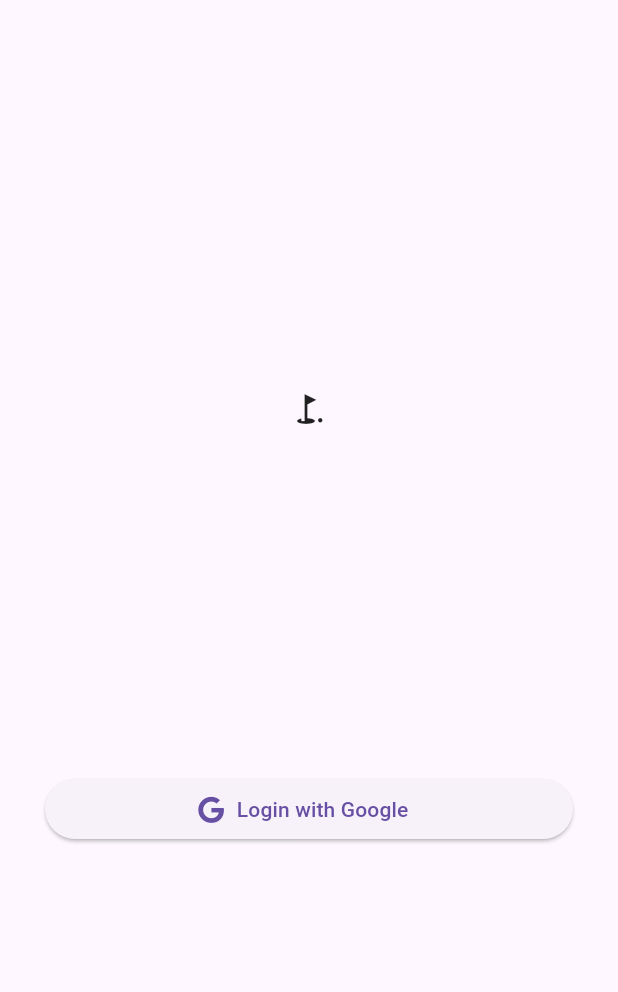
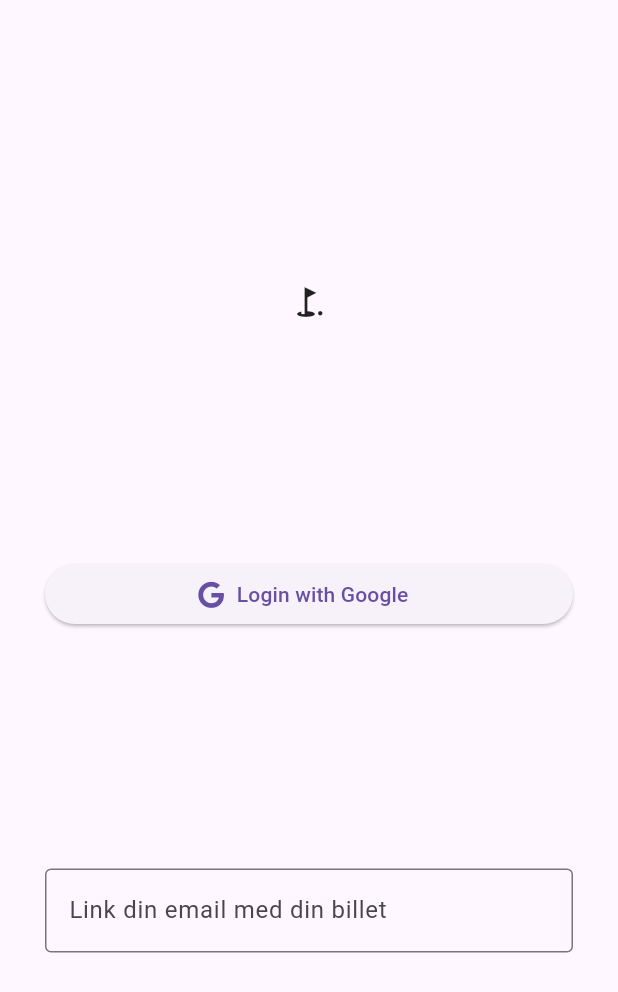
Before and after one commit to gust1527/festival-volunteer-manager, a Flutter app: the screen it shows after launch, on a phone screen of 412 x 824 dp. Shown: the top 992 px of the screen. Run offline on Flutter 3.47's test engine with Material 3 defaults, Android fonts, the phone set to English and light mode, and no system bars; our stand-ins replace cloud_firestore, firebase_auth, firebase_core, font_awesome_flutter, google_sign_in; accounts and stored records are empty.

Commit message:
Added DB integration and started work on linking tickets with user email

```diff
--- a/festival_volunteer_application/lib/Pages/LoginScreen.dart
+++ b/festival_volunteer_application/lib/Pages/LoginScreen.dart
@@ -1,13 +1,16 @@
+import 'package:festival_volunteer_application/Providers/db_provider.dart';
 import 'package:flutter/material.dart';
 import 'package:font_awesome_flutter/font_awesome_flutter.dart';
 import 'package:festival_volunteer_application/services/auth.dart';
 import 'package:festival_volunteer_application/UX_Elements/LoginButton.dart';
+
 class LoginScreen extends StatelessWidget {
-  const LoginScreen({super.key});
+  LoginScreen({super.key});
+
+  final dbProvider = db_provider();
 
   @override
   Widget build(BuildContext context) {
-
     return Scaffold(
       body: Container(
         padding: const EdgeInsets.all(30),
@@ -23,10 +26,30 @@ class LoginScreen extends StatelessWidget {
               child: SizedBox(
                 child: ElevatedButton.icon(
                   onPressed: () async {
+                    // Sign in with Google asynchronously
                     await AuthService().googleLogin();
+
+                    // Once login is successful, get the user from the database
+                    AuthService().userStream.listen((user) {
+                      if (user != null) {
+                        // Log the user
+                        print(user.uid);
+
+                        dbProvider.getFestivalGuest(user.uid);
+                        Navigator.pushNamed(context, '/');
+                      }
+                    });
                   },
                   icon: const Icon(FontAwesomeIcons.google),
                   label: const Text("Login with Google"),
+                ),
+              ),
+            ),
+            const Flexible(
+              child: TextField(
+                decoration: InputDecoration(
+                  border: OutlineInputBorder(),
+                  hintText: 'Link din email med din billet',
                 ),
               ),
             )
--- /dev/null
+++ b/festival_volunteer_application/lib/Providers/Interfaces/db_provider_interface.dart
@@ -0,0 +1,9 @@
+import 'package:cloud_firestore/cloud_firestore.dart';
+import 'package:festival_volunteer_application/Utility/FestivalGuest.dart';
+
+abstract class DBProviderInterface {
+
+  Future<FestivalGuest> getFestivalGuest(String id);
+
+  Future<void> linkFestivalGuestWithTicket(int orderID, int userID);
+}
--- /dev/null
+++ b/festival_volunteer_application/lib/Utility/FestivalGuest.dart
@@ -0,0 +1,38 @@
+import 'dart:core';
+import 'package:festival_volunteer_application/Utility/Tjans.dart';
+
+class FestivalGuest {
+    final String id;
+    final String eMail;
+    final String firstName;
+    final String tjans;
+    final int orderID;
+
+    FestivalGuest({
+  required this.id,
+  required this.eMail,
+  required this.firstName,
+  required this.tjans,
+  required this.orderID,
+  });
+
+  factory FestivalGuest.fromJson(Map<String, dynamic> json) {
+    return FestivalGuest(
+      id: json['id'],
+      eMail: json['email'],
+      firstName: json['first_name'],
+      tjans: json['tjans'],
+      orderID: json['order_id'],
+    );
+  }
+
+  Map<String, dynamic> toJson() {
+    return {
+      'id': id,
+      'email': eMail,
+      'first_name': firstName,
+      'tjans': tjans,
+      'order_id': orderID,
+    };
+  }
+}
--- a/festival_volunteer_application/lib/routes.dart
+++ b/festival_volunteer_application/lib/routes.dart
@@ -11,5 +11,5 @@ var routes = {
     '/information': (context) => const InformationPage(),
     '/music': (context) => const MusicPage(),
     '/tjanser': (context) => const TjansePage(),
-    '/login': (context) => const LoginScreen(),
+    '/login': (context) => LoginScreen(),
   };
--- a/festival_volunteer_application/pubspec.yaml
+++ b/festival_volunteer_application/pubspec.yaml
@@ -14,7 +14,8 @@ dependencies:
   sign_in_with_apple: ^3.0.0
   font_awesome_flutter: ^9.2.0
   flutter_svg: ^2.0.1
-  firebase_core: ^2.27.0
+  firebase_core: ^2.29.0
+  cloud_firestore: ^4.16.1
 
 dev_dependencies:
   flutter_test:
```
Also changed, not shown: festival_volunteer_application/lib/Providers/db_provider.dart (added, +52 -0 lines), festival_volunteer_application/lib/Services/auth.dart (+7 -1 lines), festival_volunteer_application/lib/Utility/Ticket.dart (added, +14 -0 lines), festival_volunteer_application/lib/Utility/Tjans.dart (added, +22 -0 lines), festival_volunteer_application/pubspec.lock, 3 other files.
